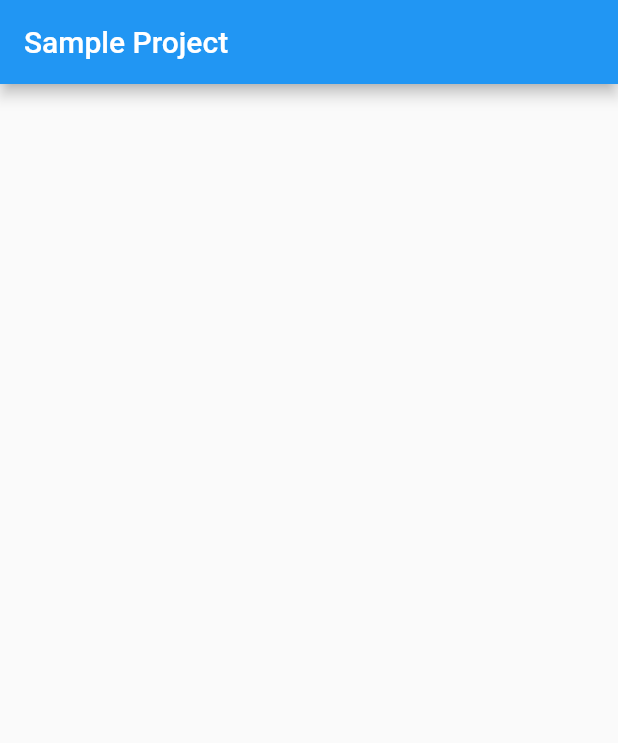
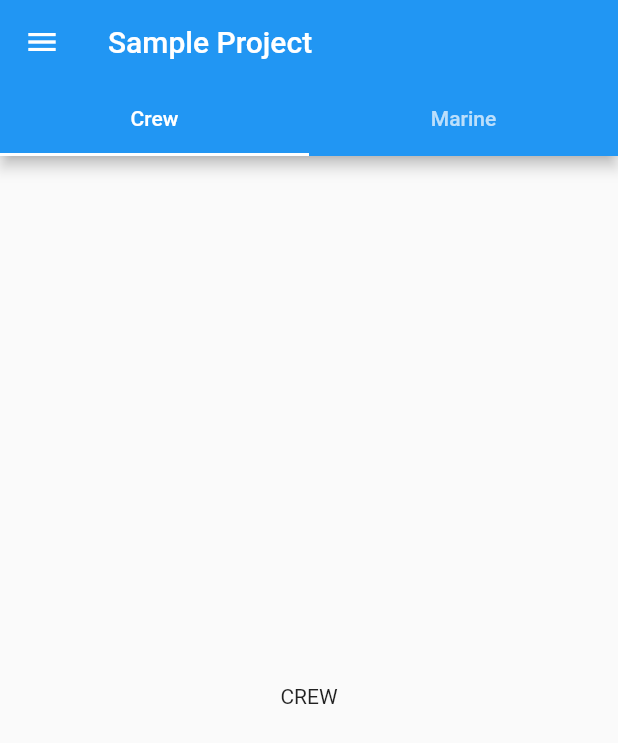
Before and after one commit to edizzk/sample_project, a Flutter app: the screen it shows after launch, on a phone screen of 412 x 824 dp. Shown: the top 743 px of the screen. Run offline on Flutter 3.47's test engine with Material 2 defaults, Android fonts, the phone set to English and light mode, and no system bars; our stand-ins replace get.

Commit message:
use drawer on crew view

```diff
--- a/lib/view/crew_view.dart
+++ b/lib/view/crew_view.dart
@@ -1,4 +1,6 @@
 import 'package:flutter/material.dart';
+
+import '../widget/drawer_widget.dart';
 
 class CrewView extends StatelessWidget {
   const CrewView({Key? key, required this.title}) : super(key: key);
@@ -7,11 +9,26 @@ class CrewView extends StatelessWidget {
 
   @override
   Widget build(BuildContext context) {
-    return Scaffold(
-      appBar: AppBar(
-        title: Text(title),
+    return DefaultTabController(
+      length: 2,
+      child: Scaffold(
+        drawer: const MyDrawer(),
+        appBar: AppBar(
+          title: Text(title),
+          bottom: const TabBar(
+            tabs: [
+              Tab(text: "Crew"),
+              Tab(text: "Marine")
+            ],
+          ),
+        ),
+        body: const TabBarView(
+          children: [
+            Center(child: Text("CREW")),
+            Center(child: Text("MARINE")),
+          ],
+        ),
       ),
-      body: const Center(),
-      );
+    );
   }
 }
```
